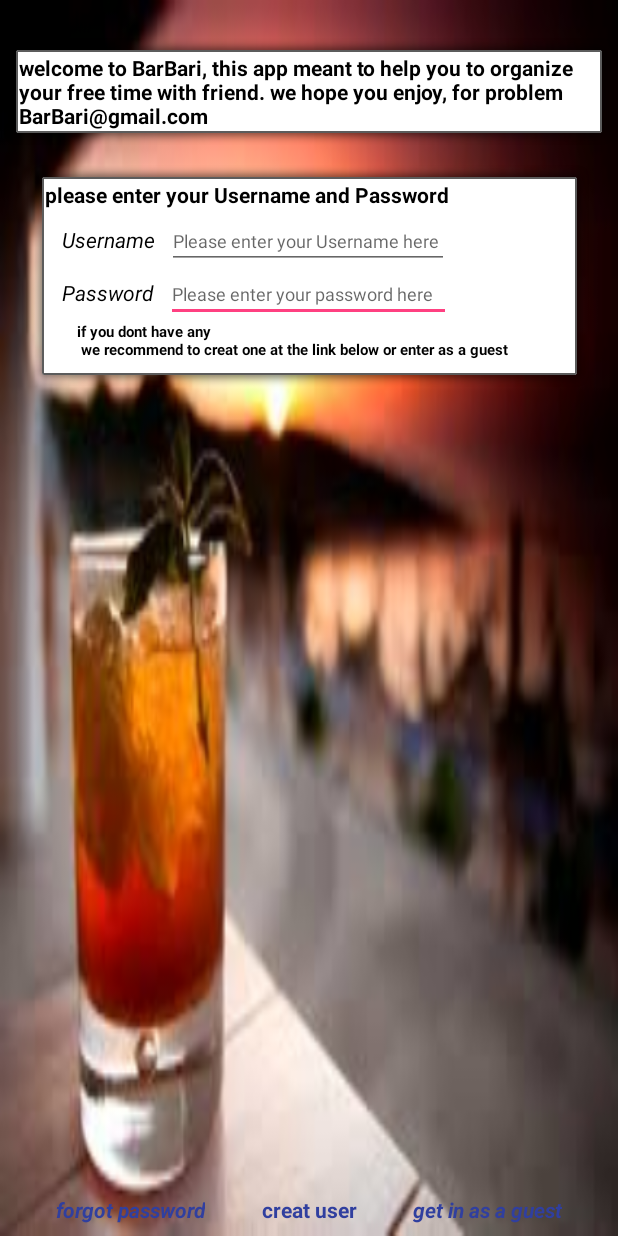
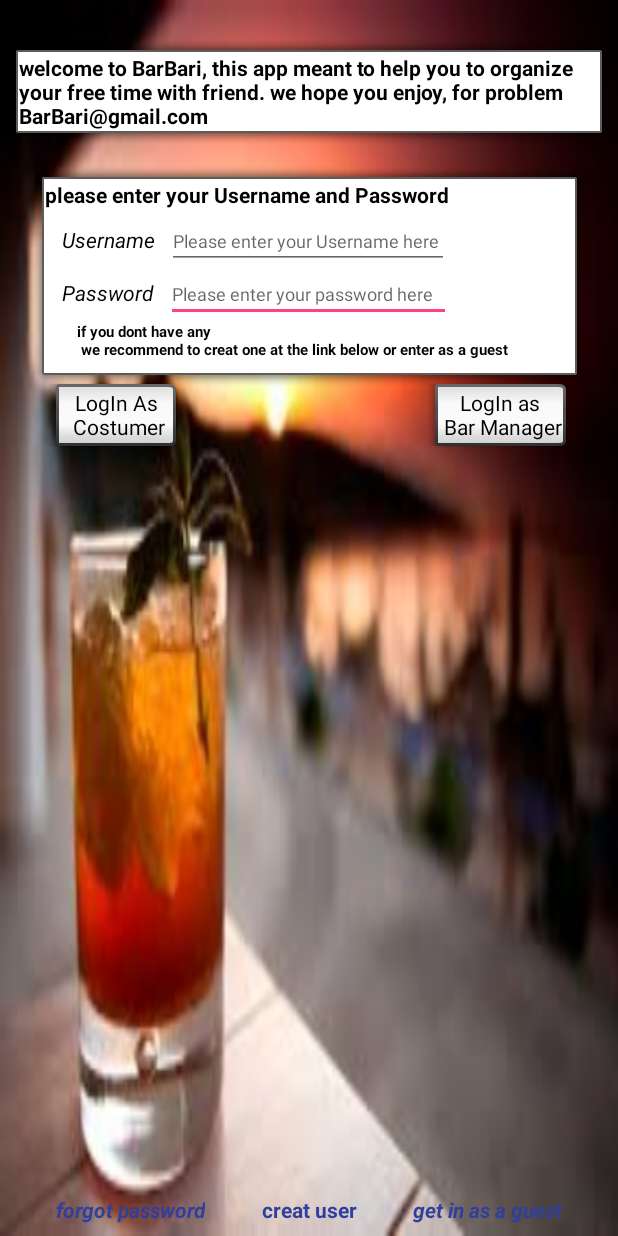
Before and after one commit to mayagel/BarBari, an Android app: the layout activity_login.xml on its own in the app's theme, with its tools: preview values and no code run, on a phone screen of 412 x 824 dp. Run offline under Robolectric (Android 15) with nearby library versions, the phone set to English and light mode, and no system bars.

Commit message:
the changes

```diff
--- a/app/src/main/java/Costumer.java
+++ b/app/src/main/java/Costumer.java
@@ -3,11 +3,15 @@
  */
 
 class Costumer {
+    private static  int _no_of_costumers=0;
+    private int _id;
     private String _name;
     private String _place;
     private String _kod;
 
     public Costumer(String name, String place, String kod){
+        _no_of_costumers++;
+        _id=_no_of_costumers;
         _name=name;
         _place=place;
         _kod=kod;
--- a/app/src/main/res/layout/activity_login.xml
+++ b/app/src/main/res/layout/activity_login.xml
@@ -105,13 +105,24 @@
 
     <Button
         android:id="@+id/login_btm"
+        style="@android:style/Widget.Button.Inset"
         android:layout_width="wrap_content"
         android:layout_height="wrap_content"
+        android:layout_marginStart="32dp"
         android:layout_marginTop="8dp"
         android:text="@string/login"
-        app:layout_constraintEnd_toStartOf="@+id/textView"
-        app:layout_constraintHorizontal_bias="0.5"
-        app:layout_constraintStart_toEndOf="@+id/textView"
+        app:layout_constraintStart_toStartOf="parent"
+        app:layout_constraintTop_toBottomOf="@+id/textView3" />
+
+    <Button
+        android:id="@+id/manager_btm"
+        style="@android:style/Widget.Button.Inset"
+        android:layout_width="wrap_content"
+        android:layout_height="wrap_content"
+        android:layout_marginEnd="32dp"
+        android:layout_marginTop="8dp"
+        android:text="@string/manager_login_btn"
+        app:layout_constraintEnd_toEndOf="parent"
         app:layout_constraintTop_toBottomOf="@+id/textView3" />
 
     <TextView
--- a/app/src/main/res/values/strings.xml
+++ b/app/src/main/res/values/strings.xml
@@ -10,10 +10,11 @@
     <string name="please_enter_your_username_here">Please enter your Username here</string>
     <string name="todo">TODO</string>
     <string name="welcome_to_barbari">welcome to BarBari</string>
-    <string name="login">LogIn</string>
+    <string name="login">LogIn As\n Costumer</string>
     <string name="forgot_password">forgot password</string>
     <string name="get_in_as_a_guest">get in as a guest</string>
     <string name="creat_user">creat user</string>
+    <string name="manager_login_btn">LogIn as\n Bar Manager</string>
 
     <string-array name="my_bar">
         <item>bar1</item>
@@ -101,6 +102,4 @@
     </string-array>
 
 
-
-
 </resources>
```
Also changed, not shown: app/src/main/AndroidManifest.xml (+7 -0 lines), app/src/main/java/Bar.java (+6 -1 lines), app/src/main/java/DataObject.java (added, +19 -0 lines), app/src/main/java/Manager.java (+20 -6 lines), app/src/main/java/com/example/yagel/barbari/ManageBarActivity.java (added, +13 -0 lines), app/src/main/res/layout/activity_manage_bar.xml (added, +9 -0 lines). Lines whose indentation alone changed are shown as unchanged.
